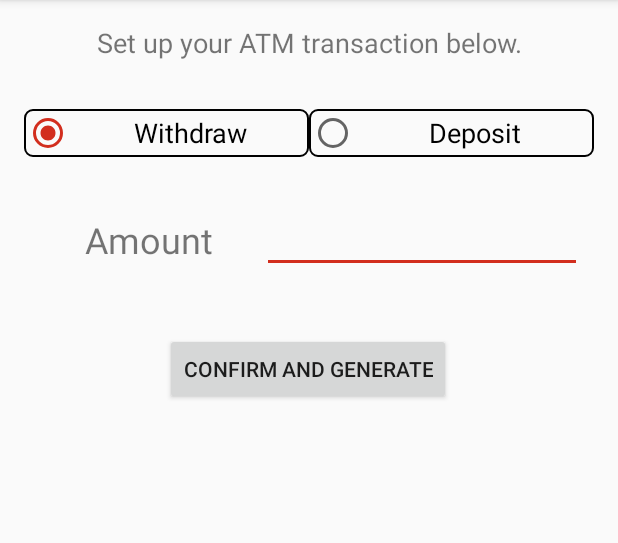
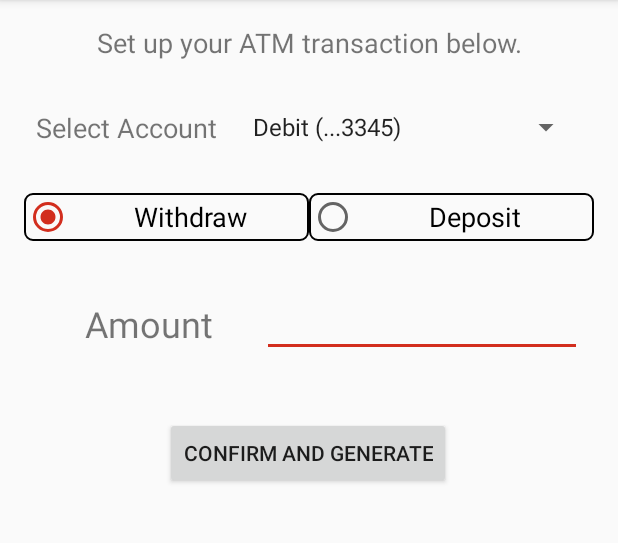
Before and after one commit to dpakalarry/lowercase1, an Android app: the AtmScheduleActivity screen opened directly, with no data from a screen before it, after a tap on "CONFIRM AND GENERATE", on a phone screen of 412 x 824 dp, the part 84-627 px from its top. Run offline under Robolectric (Android 15) with nearby library versions, the phone set to English and light mode, and no system bars; libraries missing offline, so code that uses them is left out: com.journeyapps.barcodescanner; 2 statements that could not run were skipped.

Commit message:
Add account selection dropdown

```diff
--- a/android/app/src/main/java/com/summit/summitproject/AtmScheduleActivity.java
+++ b/android/app/src/main/java/com/summit/summitproject/AtmScheduleActivity.java
@@ -4,11 +4,13 @@ import android.graphics.Bitmap;
 import android.os.Bundle;
 import android.util.Log;
 import android.view.View;
+import android.widget.ArrayAdapter;
 import android.widget.Button;
 import android.widget.EditText;
 import android.widget.ImageView;
 import android.widget.RadioButton;
 import android.widget.RadioGroup;
+import android.widget.Spinner;
 
 import androidx.appcompat.app.AppCompatActivity;
 
@@ -38,6 +40,11 @@ public class AtmScheduleActivity extends AppCompatActivity {
 
         generate_QRCode=findViewById(R.id.generate_qr);
         qrCode=findViewById(R.id.imageView);
+
+        Spinner spinner = findViewById(R.id.accountSelect);
+        ArrayAdapter<CharSequence> adapter = ArrayAdapter.createFromResource(this, R.array.accounts_array, android.R.layout.simple_spinner_item);
+        adapter.setDropDownViewResource(android.R.layout.simple_spinner_dropdown_item);
+        spinner.setAdapter(adapter);
 
         generate_QRCode.setOnClickListener(new View.OnClickListener() {
             @Override
--- a/android/app/src/main/res/layout/atm_scheduler.xml
+++ b/android/app/src/main/res/layout/atm_scheduler.xml
@@ -28,7 +28,7 @@
         android:orientation="horizontal"
         app:layout_constraintEnd_toEndOf="parent"
         app:layout_constraintStart_toStartOf="parent"
-        app:layout_constraintTop_toBottomOf="@+id/textView">
+        app:layout_constraintTop_toBottomOf="@+id/accountSelect">
 
         <RadioButton
             android:id="@+id/atmWithdraw"
@@ -56,12 +56,13 @@
         android:id="@+id/imageView"
         android:layout_width="0dp"
         android:layout_height="0dp"
-        android:layout_marginTop="40dp"
+        app:layout_constraintBottom_toBottomOf="parent"
         app:layout_constraintEnd_toEndOf="parent"
-        app:layout_constraintHeight_percent="0.40"
+        app:layout_constraintHeight_percent=".5"
+        app:layout_constraintHorizontal_bias="0.49"
         app:layout_constraintStart_toStartOf="parent"
         app:layout_constraintTop_toBottomOf="@+id/generate_qr"
-        app:layout_constraintWidth_percent="0.75"
+        app:layout_constraintWidth_percent="0.9"
         app:srcCompat="@mipmap/ic_launcher" />
 
     <Button
@@ -97,4 +98,26 @@
         app:layout_constraintStart_toStartOf="parent"
         app:layout_constraintTop_toTopOf="@+id/atm_amount" />
 
+    <Spinner
+        android:id="@+id/accountSelect"
+        android:layout_width="0dp"
+        android:layout_height="wrap_content"
+        android:layout_marginStart="16dp"
+        android:layout_marginTop="32dp"
+        android:layout_marginEnd="16dp"
+        app:layout_constraintEnd_toEndOf="parent"
+        app:layout_constraintStart_toEndOf="@+id/textView3"
+        app:layout_constraintTop_toBottomOf="@+id/textView" />
+
+    <TextView
+        android:id="@+id/textView3"
+        android:layout_width="wrap_content"
+        android:layout_height="wrap_content"
+        android:layout_marginStart="16dp"
+        android:text="Select Account"
+        android:textSize="18sp"
+        app:layout_constraintBottom_toBottomOf="@+id/accountSelect"
+        app:layout_constraintStart_toStartOf="parent"
+        app:layout_constraintTop_toTopOf="@+id/accountSelect" />
+
 </androidx.constraintlayout.widget.ConstraintLayout>
--- a/android/app/src/main/res/values/strings.xml
+++ b/android/app/src/main/res/values/strings.xml
@@ -15,4 +15,9 @@
 
     <string name="deposit">Deposit</string>
     <string name="withdrawal">Withdraw</string>
+
+    <string-array name="accounts_array">
+        <item>Debit (...3345)</item>
+        <item>Credit (...1002)</item>
+    </string-array>
 </resources>
```
